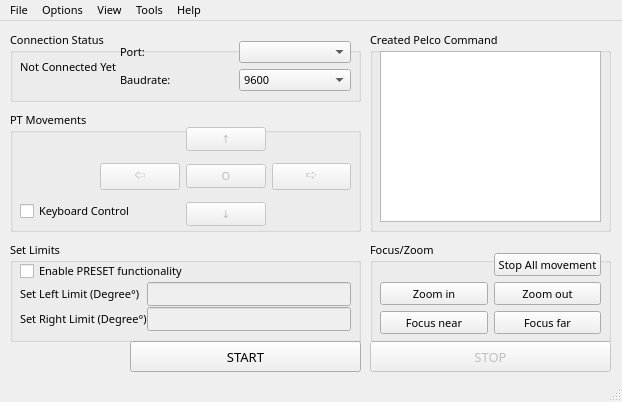
Before: the Qt Designer form mainwindow.ui in mcagriaksoy/PTZControl, drawn with Qt 5.
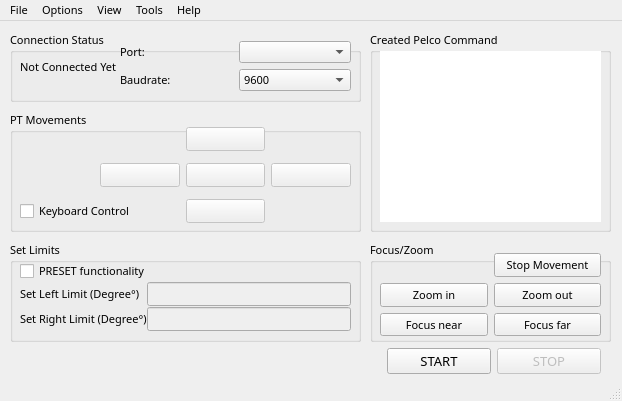
After: the same form once the commit is applied. Icons and pictures are not drawn.

Commit message: V1.1 release - Missing Icon added, UI size fixed

What changed in the file:
```diff
--- a/mainwindow.ui
+++ b/mainwindow.ui
@@ -7,9 +7,21 @@
     <x>0</x>
     <y>0</y>
     <width>622</width>
-    <height>402</height>
+    <height>401</height>
    </rect>
   </property>
+  <property name="minimumSize">
+   <size>
+    <width>622</width>
+    <height>401</height>
+   </size>
+  </property>
+  <property name="maximumSize">
+   <size>
+    <width>622</width>
+    <height>401</height>
+   </size>
+  </property>
   <property name="font">
    <font>
     <family>Bahnschrift Light</family>
@@ -19,8 +31,18 @@
   <property name="windowTitle">
    <string>PTZ Control</string>
   </property>
+  <property name="windowIcon">
+   <iconset>
+    <normaloff>icon.ico</normaloff>icon.ico</iconset>
+  </property>
+  <property name="iconSize">
+   <size>
+    <width>48</width>
+    <height>48</height>
+   </size>
+  </property>
   <property name="toolButtonStyle">
-   <enum>Qt::ToolButtonStyle::ToolButtonFollowStyle</enum>
+   <enum>Qt::ToolButtonStyle::ToolButtonIconOnly</enum>
   </property>
   <property name="tabShape">
    <enum>QTabWidget::TabShape::Rounded</enum>
@@ -54,7 +76,10 @@
          <bool>false</bool>
         </property>
         <property name="text">
-         <string>O</string>
+         <string/>
+        </property>
+        <property name="icon">
+         <iconset theme="media-record"/>
         </property>
        </widget>
       </item>
@@ -64,7 +89,10 @@
          <bool>false</bool>
         </property>
         <property name="text">
-         <string>🢧</string>
+         <string/>
+        </property>
+        <property name="icon">
+         <iconset theme="QIcon::ThemeIcon::GoNext"/>
         </property>
        </widget>
       </item>
@@ -74,7 +102,10 @@
          <bool>false</bool>
         </property>
         <property name="text">
-         <string>↓</string>
+         <string/>
+        </property>
+        <property name="icon">
+         <iconset theme="QIcon::ThemeIcon::GoDown"/>
         </property>
        </widget>
       </item>
@@ -84,7 +115,10 @@
          <bool>false</bool>
         </property>
         <property name="text">
-         <string>↑</string>
+         <string/>
+        </property>
+        <property name="icon">
+         <iconset theme="QIcon::ThemeIcon::GoUp"/>
         </property>
        </widget>
       </item>
@@ -94,7 +128,10 @@
          <bool>false</bool>
         </property>
         <property name="text">
-         <string>🢤</string>
+         <string/>
+        </property>
+        <property name="icon">
+         <iconset theme="QIcon::ThemeIcon::GoPrevious"/>
         </property>
        </widget>
       </item>
@@ -135,30 +172,17 @@
        <height>171</height>
       </rect>
      </property>
+     <property name="statusTip">
+      <string>The Logs will be displayed here when the connection has been established.</string>
+     </property>
+     <property name="frameShape">
+      <enum>QFrame::Shape::NoFrame</enum>
+     </property>
+     <property name="acceptRichText">
+      <bool>false</bool>
+     </property>
     </widget>
    </widget>
-   <widget class="QPushButton" name="stopButton">
-    <property name="enabled">
-     <bool>false</bool>
-    </property>
-    <property name="geometry">
-     <rect>
-      <x>370</x>
-      <y>320</y>
-      <width>241</width>
-      <height>31</height>
-     </rect>
-    </property>
-    <property name="font">
-     <font>
-      <family>Bahnschrift</family>
-      <pointsize>10</pointsize>
-     </font>
-    </property>
-    <property name="text">
-     <string>STOP</string>
-    </property>
-   </widget>
    <widget class="QGroupBox" name="groupBox_5">
     <property name="geometry">
      <rect>
@@ -326,29 +350,10 @@
       </rect>
      </property>
      <property name="text">
-      <string>Enable PRESET functionality</string>
+      <string>PRESET functionality</string>
      </property>
     </widget>
    </widget>
-   <widget class="QPushButton" name="connectButton">
-    <property name="geometry">
-     <rect>
-      <x>130</x>
-      <y>320</y>
-      <width>231</width>
-      <height>31</height>
-     </rect>
-    </property>
-    <property name="font">
-     <font>
-      <family>Bahnschrift</family>
-      <pointsize>10</pointsize>
-     </font>
-    </property>
-    <property name="text">
-     <string>START</string>
-    </property>
-   </widget>
    <widget class="QGroupBox" name="groupBox_3">
     <property name="geometry">
      <rect>
@@ -367,7 +372,7 @@
        <x>10</x>
        <y>12</y>
        <width>221</width>
-       <height>81</height>
+       <height>83</height>
       </rect>
      </property>
      <layout class="QGridLayout" name="gridLayout_4">
@@ -402,13 +407,85 @@
       <item row="0" column="1">
        <widget class="QPushButton" name="stopAllButton">
         <property name="text">
-         <string>Stop All movement</string>
+         <string>Stop Movement</string>
         </property>
        </widget>
       </item>
      </layout>
     </widget>
    </widget>
+   <widget class="QWidget" name="horizontalLayoutWidget">
+    <property name="geometry">
+     <rect>
+      <x>380</x>
+      <y>320</y>
+      <width>221</width>
+      <height>41</height>
+     </rect>
+    </property>
+    <layout class="QHBoxLayout" name="horizontalLayout">
+     <item>
+      <spacer name="horizontalSpacer">
+       <property name="orientation">
+        <enum>Qt::Orientation::Horizontal</enum>
+       </property>
+      </spacer>
+     </item>
+     <item>
+      <widget class="QPushButton" name="connectButton">
+       <property name="font">
+        <font>
+         <family>Bahnschrift</family>
+         <pointsize>10</pointsize>
+        </font>
+       </property>
+       <property name="toolTip">
+        <string>Please click if you want to connect the remote PT device with selected Port-Baudrate Configuration</string>
+       </property>
+       <property name="statusTip">
+        <string>Please click if you want to connect the remote PT device with selected Port-Baudrate Configuration</string>
+       </property>
+       <property name="whatsThis">
+        <string>Please click if you want to connect the remote PT device with selected Port-Baudrate Configuration</string>
+       </property>
+       <property name="styleSheet">
+        <string notr="true"/>
+       </property>
+       <property name="text">
+        <string>START</string>
+       </property>
+       <property name="icon">
+        <iconset theme="QIcon::ThemeIcon::DocumentSend"/>
+       </property>
+      </widget>
+     </item>
+     <item>
+      <widget class="QPushButton" name="stopButton">
+       <property name="enabled">
+        <bool>false</bool>
+       </property>
+       <property name="font">
+        <font>
+         <family>Bahnschrift</family>
+         <pointsize>10</pointsize>
+        </font>
+       </property>
+       <property name="toolTip">
+        <string>Please click if you want to disconnect the remote PT device.</string>
+       </property>
+       <property name="statusTip">
+        <string>Please click if you want to disconnect the remote PT device.</string>
+       </property>
+       <property name="text">
+        <string>STOP</string>
+       </property>
+       <property name="icon">
+        <iconset theme="QIcon::ThemeIcon::ApplicationExit"/>
+       </property>
+      </widget>
+     </item>
+    </layout>
+   </widget>
   </widget>
   <widget class="QMenuBar" name="menubar">
    <property name="geometry">
```
Left out of the diff: 36 changed lines with no effect on the pictures. The commit also changes 4 other files.
